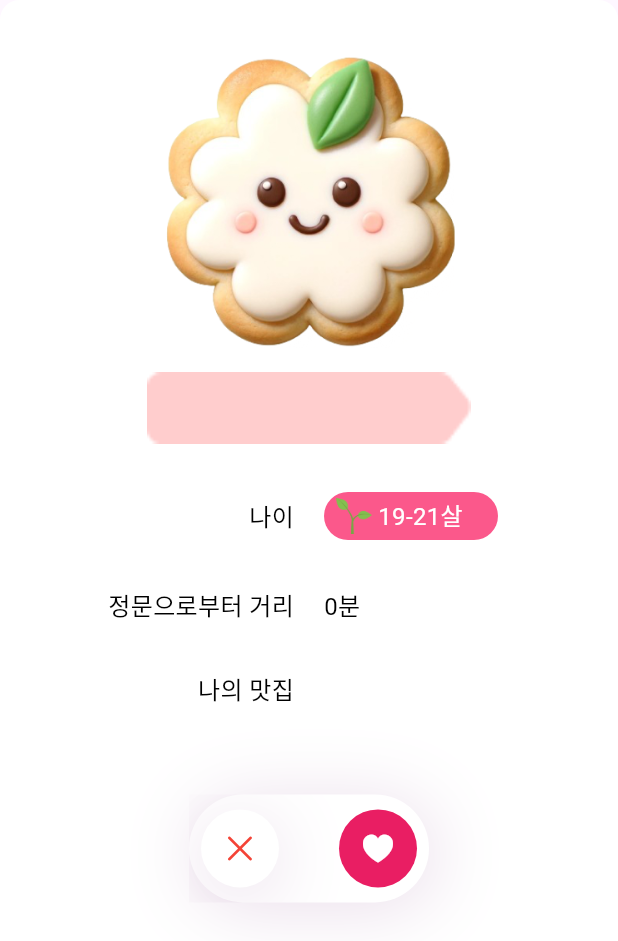
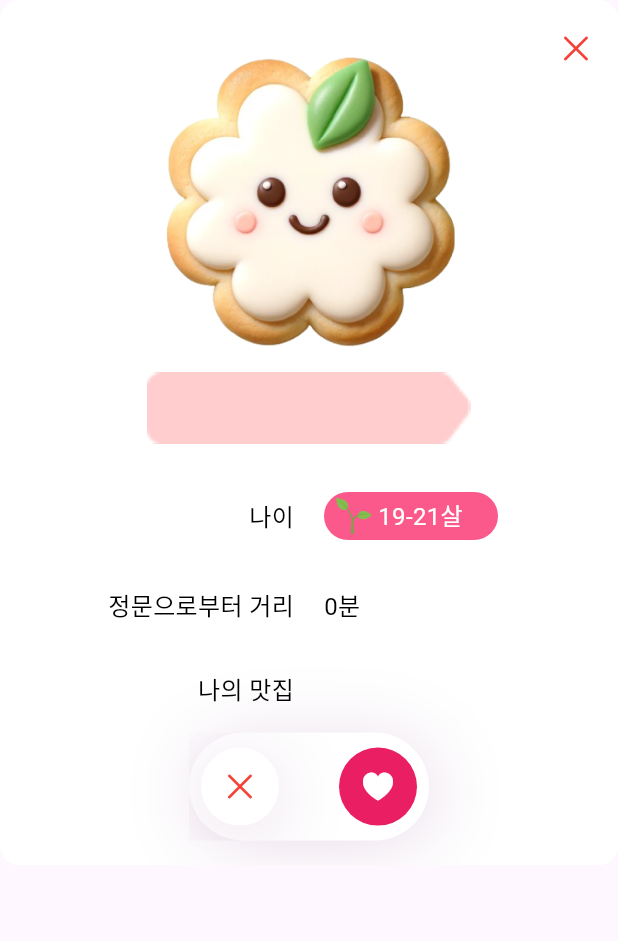
Before and after one commit to sunhofficial/KhuKi-FrontEnd, a Flutter app: the CookieDetailBottomModal widget shown alone on an empty page, opened directly with empty values, on a phone screen of 412 x 824 dp. Shown: the top 941 px of the screen. Run offline on Flutter 3.47's test engine with Material 3 defaults, Android fonts, the light colour scheme and no system bars; our stand-ins replace dio, flutter_secure_storage, get_it, injectable, sign_in_with_apple; missing offline and left inert: dart:ffi; accounts and stored records are empty; network calls fail.

Commit message:
feat: getPickedCookies bottom modal

```diff
--- a/lib/src/presentation/views/PickedCookies/PickedCookiesView.dart
+++ b/lib/src/presentation/views/PickedCookies/PickedCookiesView.dart
@@ -69,7 +69,7 @@ class PickedCookieListPage extends StatelessWidget {
             type: cookie.type,
             info: cookie.info,
             distance: cookie.distance,
-            cookieId: "pickedone",
+            cookieId: "picked",
           ),
         );
       },
--- a/lib/src/presentation/widgets/CookieDetailBottomModal.dart
+++ b/lib/src/presentation/widgets/CookieDetailBottomModal.dart
@@ -177,18 +177,6 @@ class CookieDetailBottomModal extends StatelessWidget {
                                            if (onYesPressed != null) {
                                         onYesPressed!(); // Execute onYesPressed callback
                                       }
-                                        //  showDialog(
-                                        //   context: context,
-                                        //   builder: (context) {
-                                        //     return Dialog(
-                                        //       backgroundColor: Colors.white,
-                                        //       surfaceTintColor: Colors.white,
-                                        //       shape: RoundedRectangleBorder(
-                                        //         borderRadius:
-                                        //             BorderRadius.circular(8),
-                                        //       ),
-                                        //       // child: PickedCookieStack(cookie:  cookie, isHistory:  false)
-                                        //     );},);
                                       },
                                       style: ElevatedButton.styleFrom(
                                         shape: RoundedRectangleBorder(
@@ -223,13 +211,15 @@ class CookieDetailBottomModal extends StatelessWidget {
   @override
   Widget build(BuildContext context) {
     return CupertinoPopupSurface(
-      // isSurfacePainted: true,
       child: Container(
+
         color: CupertinoColors.white,
         alignment: Alignment.center,
         width: double.infinity,
-        height: MediaQuery.of(context).size.height * 0.8,
-        child: Column(
+        height: MediaQuery.of(context).size.height *  (onYesPressed == null ? 0.7 : 0.8),
+        child: Stack(
+          children: [
+        Column(
           mainAxisAlignment: MainAxisAlignment.start,
           children: [
             SizedBox(height: 32),
@@ -248,10 +238,30 @@ class CookieDetailBottomModal extends StatelessWidget {
             SizedBox(height: 32),
             _InfoRow(context, "나의 맛집", Text("${cookie.restaurant}", style: TextStyle(fontSize: 16, color: Colors.black))),
             Spacer(),
-            _buildButtonsContainer(context, cookie),
+            if (cookie.cookieId != "picked")
+              _buildButtonsContainer(context, cookie),
             Spacer()
           ],
         ),
+        if (onYesPressed == null)
+          Positioned(
+            right: 4,
+            top: 8,
+              child: IconButton(
+              icon: Icon(
+                CupertinoIcons.xmark,
+                color: Colors.red,
+              ),
+              onPressed: () {
+                Navigator.of(context).pop();
+              },
+            ),
+          ),
+
+          ],
+        )
+
+
       ),
     );
   }
```
Also changed, not shown: lib/src/presentation/widgets/PickedCookieStack.dart (+7 -6 lines).
